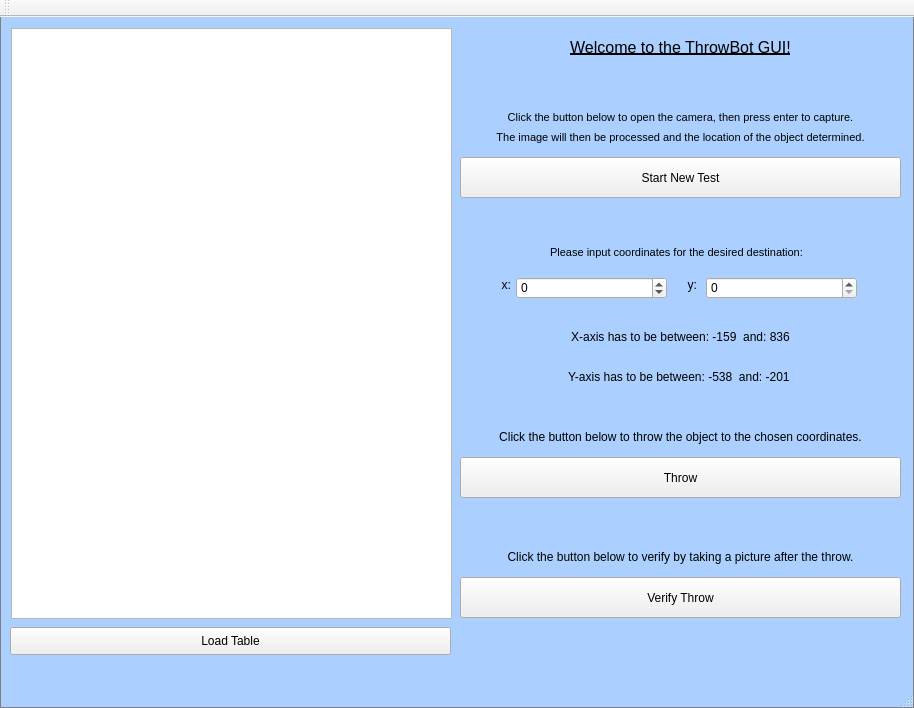
First picture: the form in collection/mainwindow.ui, repository Gunob17/semesterprojekt3gruppe3, before the edit.
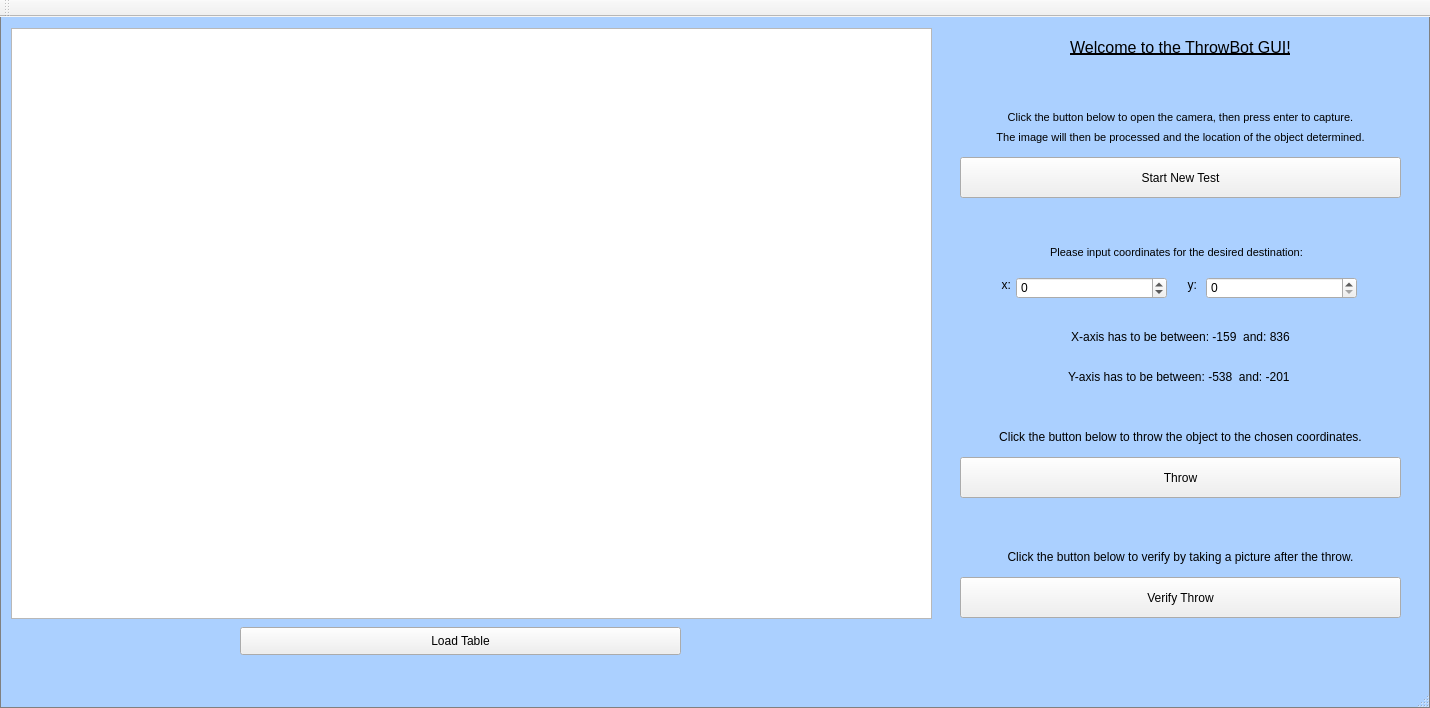
Second picture: the form after the edit.

The edit to the form file:
```diff
--- a/collection/mainwindow.ui
+++ b/collection/mainwindow.ui
@@ -6,7 +6,7 @@
    <rect>
     <x>0</x>
     <y>0</y>
-    <width>914</width>
+    <width>1430</width>
     <height>708</height>
    </rect>
   </property>
@@ -26,7 +26,7 @@
      <rect>
       <x>11</x>
       <y>11</y>
-      <width>441</width>
+      <width>921</width>
       <height>591</height>
      </rect>
     </property>
@@ -34,7 +34,7 @@
    <widget class="QPushButton" name="loadButton">
     <property name="geometry">
      <rect>
-      <x>10</x>
+      <x>240</x>
       <y>610</y>
       <width>441</width>
       <height>28</height>
@@ -47,7 +47,7 @@
    <widget class="QPushButton" name="startButton">
     <property name="geometry">
      <rect>
-      <x>460</x>
+      <x>960</x>
       <y>140</y>
       <width>441</width>
       <height>41</height>
@@ -60,7 +60,7 @@
    <widget class="QLabel" name="label3">
     <property name="geometry">
      <rect>
-      <x>456</x>
+      <x>956</x>
       <y>220</y>
       <width>441</width>
       <height>31</height>
@@ -81,7 +81,7 @@
    <widget class="QLabel" name="xLabel">
     <property name="geometry">
      <rect>
-      <x>456</x>
+      <x>956</x>
       <y>260</y>
       <width>55</width>
       <height>16</height>
@@ -97,7 +97,7 @@
    <widget class="QLabel" name="yLabel">
     <property name="geometry">
      <rect>
-      <x>676</x>
+      <x>1176</x>
       <y>260</y>
       <width>21</width>
       <height>16</height>
@@ -113,7 +113,7 @@
    <widget class="QPushButton" name="throwButton">
     <property name="geometry">
      <rect>
-      <x>460</x>
+      <x>960</x>
       <y>440</y>
       <width>441</width>
       <height>41</height>
@@ -126,7 +126,7 @@
    <widget class="QSpinBox" name="Xinput">
     <property name="geometry">
      <rect>
-      <x>516</x>
+      <x>1016</x>
       <y>260</y>
       <width>151</width>
       <height>22</height>
@@ -142,7 +142,7 @@
    <widget class="QSpinBox" name="Yinput">
     <property name="geometry">
      <rect>
-      <x>706</x>
+      <x>1206</x>
       <y>260</y>
       <width>151</width>
       <height>22</height>
@@ -152,7 +152,7 @@
    <widget class="QLabel" name="label">
     <property name="geometry">
      <rect>
-      <x>460</x>
+      <x>960</x>
       <y>20</y>
       <width>441</width>
       <height>20</height>
@@ -184,7 +184,7 @@
    <widget class="QLabel" name="label1">
     <property name="geometry">
      <rect>
-      <x>460</x>
+      <x>960</x>
       <y>90</y>
       <width>441</width>
       <height>21</height>
@@ -208,7 +208,7 @@
    <widget class="QLabel" name="label2">
     <property name="geometry">
      <rect>
-      <x>460</x>
+      <x>960</x>
       <y>110</y>
       <width>441</width>
       <height>20</height>
@@ -229,7 +229,7 @@
    <widget class="QLabel" name="label7">
     <property name="geometry">
      <rect>
-      <x>460</x>
+      <x>960</x>
       <y>530</y>
       <width>441</width>
       <height>20</height>
@@ -245,7 +245,7 @@
    <widget class="QLabel" name="label6">
     <property name="geometry">
      <rect>
-      <x>460</x>
+      <x>960</x>
       <y>410</y>
       <width>441</width>
       <height>20</height>
@@ -261,7 +261,7 @@
    <widget class="QPushButton" name="verifyButton">
     <property name="geometry">
      <rect>
-      <x>460</x>
+      <x>960</x>
       <y>560</y>
       <width>441</width>
       <height>41</height>
@@ -274,7 +274,7 @@
    <widget class="QLabel" name="label4">
     <property name="geometry">
      <rect>
-      <x>460</x>
+      <x>960</x>
       <y>310</y>
       <width>441</width>
       <height>20</height>
@@ -290,7 +290,7 @@
    <widget class="QLabel" name="label5">
     <property name="geometry">
      <rect>
-      <x>460</x>
+      <x>960</x>
       <y>350</y>
       <width>441</width>
       <height>20</height>
@@ -303,6 +303,22 @@
      <set>Qt::AlignCenter</set>
     </property>
    </widget>
+   <widget class="QLabel" name="label_2">
+    <property name="geometry">
+     <rect>
+      <x>960</x>
+      <y>610</y>
+      <width>441</width>
+      <height>20</height>
+     </rect>
+    </property>
+    <property name="text">
+     <string/>
+    </property>
+    <property name="alignment">
+     <set>Qt::AlignCenter</set>
+    </property>
+   </widget>
   </widget>
   <widget class="QMenuBar" name="menuBar">
    <property name="geometry">
```
Left out of the diff: 2 changed lines with no effect on the pictures.
